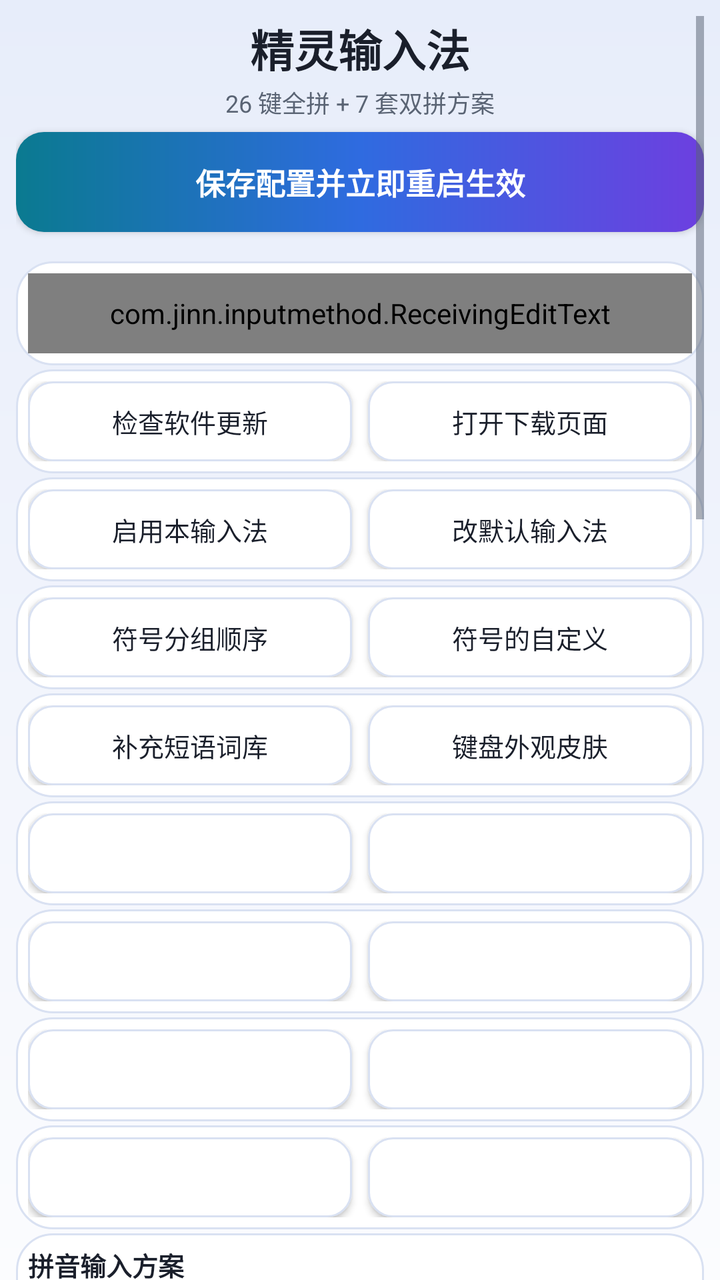
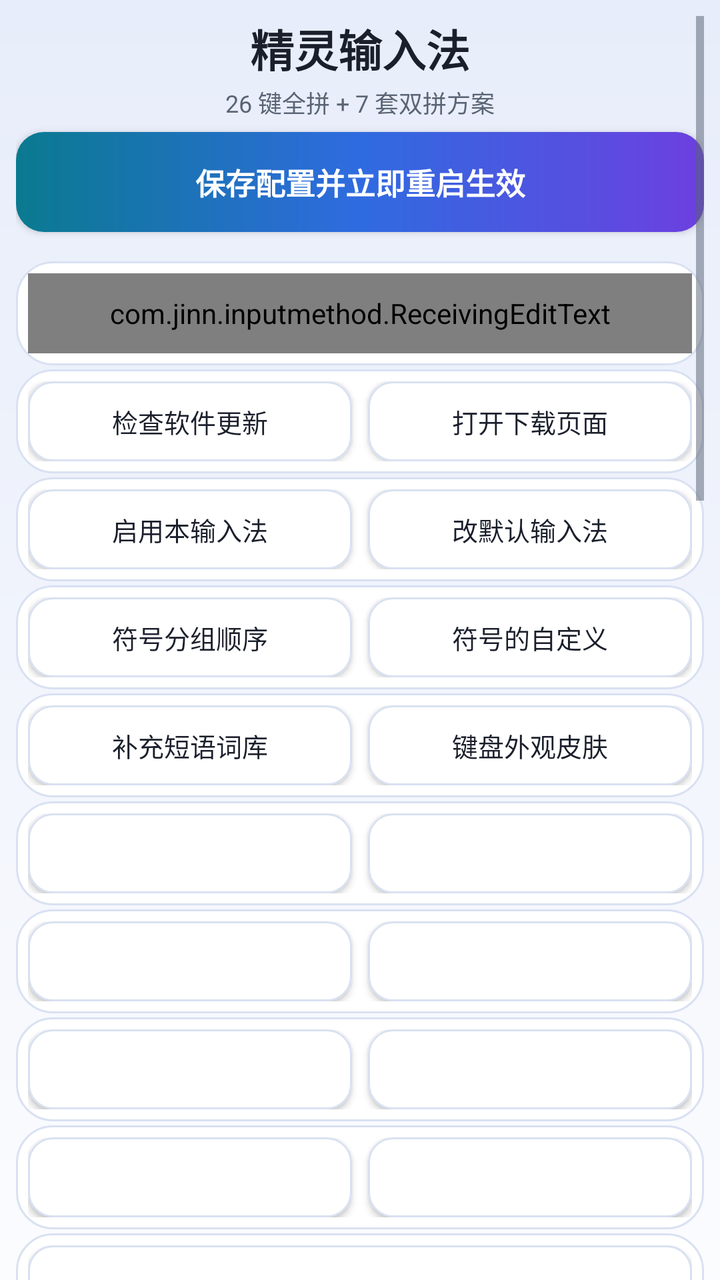

An Android layout rendered at two revisions. The XML below is the earlier revision; the diff shows what the commit changed to produce the second picture.
<!-- AndroidManifest.xml: application theme AppTheme -->
<!-- res/layout/activity_settings.xml -->
<?xml version="1.0" encoding="utf-8"?>
<ScrollView xmlns:android="http://schemas.android.com/apk/res/android"
    style="@style/PageRoot"
    xmlns:tools="http://schemas.android.com/tools"
    android:overScrollMode="never"
    tools:ignore="TooManyViews">

    <LinearLayout
        android:layout_width="match_parent"
        android:layout_height="wrap_content"
        android:orientation="vertical">

        
        <TextView
            style="@style/PageHeroTitle"
            android:text="@string/settings_title" />

        <TextView
            android:layout_width="match_parent"
            android:layout_height="wrap_content"
            android:layout_marginTop="2dp"
            android:layout_marginBottom="6dp"
            android:gravity="center"
            android:text="@string/settings_subtitle"
            android:textColor="@color/text_secondary"
            android:textSize="12sp" />

        
        <Button
            style="@style/SettingsButtonPrimary"
            android:id="@+id/btn_save"
            android:layout_marginBottom="0dp"
            android:text="@string/settings_save" />

        <TextView
            android:id="@+id/text_test"
            android:layout_width="match_parent"
            android:layout_height="wrap_content"
            android:layout_marginTop="-2dp"
            android:layout_marginBottom="0dp"
            android:gravity="center"
            android:textColor="@color/text_secondary"
            android:textSize="12sp" />

        
        <LinearLayout
            style="@style/SettingsCard">

            <com.jinn.inputmethod.ReceivingEditText
                style="@style/SettingsField"
                android:id="@+id/edit_ime_test"
                android:layout_width="match_parent"
                android:hint="@string/settings_ime_test_hint"
                android:importantForAutofill="no"
                android:imeOptions="actionDone"
                android:inputType="textMultiLine|textCapSentences"
                android:maxLines="3"/>
        </LinearLayout>

        
        <LinearLayout
            style="@style/SettingsCardRow">

            <Button
                style="@style/SettingsButton"
                android:id="@+id/btn_check_update"
                android:layout_width="0dp"
                android:layout_weight="1"
                android:minWidth="0dp"
                android:text="@string/settings_check_update" />

            <Button
                style="@style/SettingsButton"
                android:id="@+id/btn_update_download"
                android:layout_width="0dp"
                android:layout_marginStart="8dp"
                android:layout_weight="1"
                android:minWidth="0dp"
                android:text="@string/update_download_page" />
        </LinearLayout>

        
        <LinearLayout
            style="@style/SettingsCardRow">

            <Button
                style="@style/SettingsButton"
                android:id="@+id/btn_enable"
                android:layout_width="0dp"
                android:layout_weight="1"
                android:minWidth="0dp"
                android:text="@string/settings_enable_ime" />

            <Button
                style="@style/SettingsButton"
                android:id="@+id/btn_pick"
                android:layout_width="0dp"
                android:layout_marginStart="8dp"
                android:layout_weight="1"
                android:minWidth="0dp"
                android:text="@string/settings_pick_ime" />
        </LinearLayout>

        
        <LinearLayout
            style="@style/SettingsCardRow">

            <Button
                style="@style/SettingsButton"
                android:id="@+id/btn_symbol_order"
                android:layout_width="0dp"
                android:layout_weight="1"
                android:minWidth="0dp"
                android:text="@string/symbol_order_title" />

            <Button
                style="@style/SettingsButton"
                android:id="@+id/btn_edit_favorites"
                android:layout_width="0dp"
                android:layout_marginStart="8dp"
                android:layout_weight="1"
                android:minWidth="0dp"
                android:text="@string/favorite_entry_title" />
        </LinearLayout>

        
        <LinearLayout
            style="@style/SettingsCardRow">

            <Button
                style="@style/SettingsButton"
                android:id="@+id/btn_dict_expand"
                android:layout_width="0dp"
                android:layout_weight="1"
                android:minWidth="0dp"
                android:text="@string/dict_entry_button" />

            <Button
                style="@style/SettingsButton"
                android:id="@+id/btn_key_appearance"
                android:layout_width="0dp"
                android:layout_marginStart="8dp"
                android:layout_weight="1"
                android:minWidth="0dp"
                android:text="@string/key_appearance_entry" />
        </LinearLayout>

        
        <LinearLayout
            style="@style/SettingsCardRow">

            <Button
                style="@style/SettingsButton"
                android:id="@+id/btn_fuzzy_pinyin"
                android:layout_width="0dp"
                android:layout_weight="1"
                android:minWidth="0dp" />

            <Button
                style="@style/SettingsButton"
                android:id="@+id/btn_rare_chars"
                android:layout_width="0dp"
                android:layout_marginStart="8dp"
                android:layout_weight="1"
                android:minWidth="0dp" />
        </LinearLayout>

        
        <LinearLayout
            style="@style/SettingsCardRow">

            <Button
                style="@style/SettingsButton"
                android:id="@+id/btn_tap_sound"
                android:layout_width="0dp"
                android:layout_weight="1"
                android:minWidth="0dp" />

            <Button
                style="@style/SettingsButton"
                android:id="@+id/btn_clipboard_customize"
                android:layout_width="0dp"
                android:layout_marginStart="8dp"
                android:layout_weight="1"
                android:minWidth="0dp" />
        </LinearLayout>

        
        <LinearLayout
            style="@style/SettingsCardRow"
            android:baselineAligned="false">

            <Button
                style="@style/SettingsButton"
                android:id="@+id/btn_gallery_settings"
                android:layout_width="0dp"
                android:layout_weight="1"
                android:minWidth="0dp" />

            <Button
                style="@style/SettingsButton"
                android:id="@+id/btn_space_cursor"
                android:layout_width="0dp"
                android:layout_marginStart="8dp"
                android:layout_weight="1"
                android:minWidth="0dp" />
        </LinearLayout>

        
        <LinearLayout
            style="@style/SettingsCard"
            android:orientation="vertical">

            <LinearLayout
                android:layout_width="match_parent"
                android:layout_height="wrap_content"
                android:baselineAligned="false"
                android:orientation="horizontal">

                <Button
                    style="@style/SettingsButton"
                    android:id="@+id/btn_user_dict"
                    android:layout_width="0dp"
                    android:layout_weight="1"
                    android:minWidth="0dp" />

                <Button
                    style="@style/SettingsButton"
                    android:id="@+id/btn_storage_usage"
                    android:layout_width="0dp"
                    android:layout_marginStart="8dp"
                    android:layout_weight="1"
                    android:minWidth="0dp" />
            </LinearLayout>
        </LinearLayout>

        
        <LinearLayout
            style="@style/SettingsCard">

            <LinearLayout
                android:layout_width="match_parent"
                android:layout_height="wrap_content"
                android:orientation="vertical">

                    <TextView
                        style="@style/SettingsFieldTitle"
                        android:text="@string/settings_shuangpin_scheme" />

                    <com.jinn.inputmethod.UserAwareSpinner
                        style="@style/SettingsField"
                        android:id="@+id/spinner_shuangpin"
                        android:layout_width="match_parent"
                        android:layout_marginTop="2dp"
                        android:spinnerMode="dropdown"/>

                    <TextView
                        style="@style/CardHint"
                        android:layout_width="match_parent"
                        android:layout_height="wrap_content"
                        android:layout_marginTop="2dp"
                        android:paddingStart="4dp"
                        android:paddingEnd="4dp"
                        android:visibility="gone"
                        android:text="@string/settings_shuangpin_scheme_desc"/>
            </LinearLayout>

        </LinearLayout>

        
        <LinearLayout
            style="@style/SettingsCardRow"
            android:baselineAligned="false">

            <LinearLayout
                android:layout_width="0dp"
                android:layout_height="wrap_content"
                android:layout_weight="1"
                android:orientation="vertical">

                <Switch
                    android:id="@+id/switch_user_learning"
                    android:layout_width="match_parent"
                    android:layout_height="wrap_content"
                    android:minHeight="40dp"
                    android:maxLines="2"
                    android:ellipsize="end"
                    android:text="@string/switch_user_learning"
                    android:textColor="@color/text_primary"
                    android:textSize="13sp" />

                <TextView
                    style="@style/CardHint"
                    android:layout_width="match_parent"
                    android:layout_height="wrap_content"
                    android:paddingStart="8dp"
                    android:paddingEnd="8dp"
                    android:text="@string/switch_user_learning_desc"/>
            </LinearLayout>

            <LinearLayout
                android:layout_width="0dp"
                android:layout_height="wrap_content"
                android:layout_marginStart="8dp"
                android:layout_weight="1"
                android:orientation="vertical">

                <Switch
                    android:id="@+id/switch_predict"
                    android:layout_width="match_parent"
                    android:layout_height="wrap_content"
                    android:minHeight="40dp"
                    android:maxLines="2"
                    android:ellipsize="end"
                    android:text="@string/switch_predict"
                    android:textColor="@color/text_primary"
                    android:textSize="13sp" />

                <TextView
                    style="@style/CardHint"
                    android:layout_width="match_parent"
                    android:layout_height="wrap_content"
                    android:paddingStart="8dp"
                    android:paddingEnd="8dp"
                    android:text="@string/switch_predict_desc"/>
            </LinearLayout>
        </LinearLayout>

        
        <LinearLayout
            style="@style/SettingsCardRow"
            android:baselineAligned="false">

            <LinearLayout
                android:layout_width="0dp"
                android:layout_height="wrap_content"
                android:layout_weight="1"
                android:orientation="vertical">

                <Switch
                    android:id="@+id/switch_auto_show_keyboard"
                    android:layout_width="match_parent"
                    android:layout_height="wrap_content"
                    android:minHeight="40dp"
                    android:maxLines="2"
                    android:ellipsize="end"
                    android:text="@string/switch_auto_show_keyboard"
                    android:textColor="@color/text_primary"
                    android:textSize="13sp" />

                <TextView
                    style="@style/CardHint"
                    android:layout_width="match_parent"
                    android:layout_height="wrap_content"
                    android:paddingStart="8dp"
                    android:paddingEnd="8dp"
                    android:text="@string/switch_auto_show_keyboard_desc"/>
            </LinearLayout>

            <LinearLayout
                android:layout_width="0dp"
                android:layout_height="wrap_content"
                android:layout_marginStart="8dp"
                android:layout_weight="1"
                android:orientation="vertical">

                <Switch
                    android:id="@+id/switch_use_traditional"
                    android:layout_width="match_parent"
                    android:layout_height="wrap_content"
                    android:minHeight="40dp"
                    android:maxLines="2"
                    android:ellipsize="end"
                    android:textColor="@color/text_primary"
                    android:textSize="13sp" />

                <TextView
                    style="@style/CardHint"
                    android:id="@+id/text_use_traditional_desc"
                    android:layout_width="match_parent"
                    android:layout_height="wrap_content"
                    android:paddingStart="8dp"
                    android:paddingEnd="8dp"/>
            </LinearLayout>
        </LinearLayout>

        
        <LinearLayout
            style="@style/SettingsCard">

            <LinearLayout
                android:layout_width="match_parent"
                android:layout_height="wrap_content"
                android:gravity="center_vertical"
                android:orientation="horizontal">

                <TextView
                    android:layout_width="0dp"
                    android:layout_height="wrap_content"
                    android:layout_weight="1"
                    android:text="@string/settings_voice_input"
                    android:textColor="@color/text_primary"
                    android:textSize="13sp" />

                <Switch
                    android:id="@+id/switch_voice_input"
                    android:layout_width="wrap_content"
                    android:layout_height="wrap_content"
                    android:minHeight="40dp" />
            </LinearLayout>

            <TextView
                style="@style/CardHint"
                android:layout_width="match_parent"
                android:layout_height="wrap_content"
                android:layout_marginTop="2dp"
                android:text="@string/settings_voice_input_desc"/>
        </LinearLayout>

        
        <LinearLayout
            style="@style/SettingsCard"
            android:id="@+id/card_mic_permission">

            <TextView
                android:id="@+id/text_mic_state"
                android:layout_width="match_parent"
                android:layout_height="wrap_content"
                android:layout_marginBottom="4dp"
                android:text="@string/settings_grant_mic"
                android:textColor="@color/text_secondary"
                android:textSize="12sp" />

            <Button
                style="@style/SettingsButton"
                android:id="@+id/btn_grant"
                android:layout_width="match_parent"
                android:text="@string/settings_grant_mic" />
        </LinearLayout>

        
        <LinearLayout
            style="@style/SettingsCard"
            android:id="@+id/card_voice_server">

            <LinearLayout
                android:layout_width="match_parent"
                android:layout_height="wrap_content"
                android:baselineAligned="false"
                android:orientation="horizontal">

                <LinearLayout
                    android:layout_width="0dp"
                    android:layout_height="wrap_content"
                    android:layout_weight="2"
                    android:orientation="vertical">

                    <TextView
                        style="@style/SettingsLabel"
                        android:text="@string/settings_host" />

                    <EditText
                        style="@style/SettingsField"
                        android:id="@+id/edit_host"
                        android:layout_width="match_parent"
                        android:hint="@string/settings_host"
                        android:importantForAutofill="no"
                        android:inputType="textUri"
                        android:singleLine="true"/>
                </LinearLayout>

                <LinearLayout
                    android:layout_width="0dp"
                    android:layout_height="wrap_content"
                    android:layout_marginStart="8dp"
                    android:layout_weight="1"
                    android:orientation="vertical">

                    <TextView
                        style="@style/SettingsLabel"
                        android:text="@string/settings_port" />

                    <EditText
                        style="@style/SettingsField"
                        android:id="@+id/edit_port"
                        android:layout_width="match_parent"
                        android:hint="@string/settings_port"
                        android:importantForAutofill="no"
                        android:inputType="number"
                        android:singleLine="true"/>
                </LinearLayout>

                <LinearLayout
                    android:layout_width="0dp"
                    android:layout_height="wrap_content"
                    android:layout_marginStart="8dp"
                    android:layout_weight="1"
                    android:gravity="center_vertical"
                    android:orientation="vertical">

                    <TextView
                        style="@style/SettingsLabel"
                        android:text="@string/settings_lock" />

                    <CheckBox
                        android:id="@+id/check_lock_server"
                        android:layout_width="match_parent"
                        android:layout_height="40dp"
                        android:gravity="center"
                        android:buttonTint="@color/accent"
                        android:text="@string/settings_lock_short"
                        android:textColor="@color/text_primary"
                        android:textSize="12sp" />
                </LinearLayout>
            </LinearLayout>

            
            <LinearLayout
                android:layout_width="match_parent"
                android:layout_height="wrap_content"
                android:layout_marginTop="4dp"
                android:gravity="center_vertical"
                android:orientation="horizontal">

                <LinearLayout
                    android:layout_width="0dp"
                    android:layout_height="wrap_content"
                    android:layout_weight="1"
                    android:orientation="vertical">

                    <TextView
                        style="@style/SettingsLabel"
                        android:text="@string/settings_language" />

                    <com.jinn.inputmethod.UserAwareSpinner
                        style="@style/SettingsField"
                        android:id="@+id/spinner_language"
                        android:layout_width="match_parent"
                        android:spinnerMode="dropdown"/>
                </LinearLayout>

                <Space
                    android:layout_width="8dp"
                    android:layout_height="1dp" />

                <LinearLayout
                    android:layout_width="0dp"
                    android:layout_height="wrap_content"
                    android:layout_weight="1"
                    android:orientation="vertical">

                    <TextView
                        style="@style/SettingsLabel"
                        android:text="@string/settings_default_mode" />

                    <com.jinn.inputmethod.UserAwareSpinner
                        style="@style/SettingsField"
                        android:id="@+id/spinner_default_mode"
                        android:layout_width="match_parent"
                        android:spinnerMode="dropdown"/>
                </LinearLayout>
            </LinearLayout>

            <TextView
                style="@style/SettingsLabel"
                android:layout_marginTop="4dp"
                android:text="@string/settings_prompt" />

            <EditText
                style="@style/SettingsFieldMultiline"
                android:id="@+id/edit_prompt"
                android:layout_width="match_parent"
                android:hint="@string/settings_prompt"
                android:importantForAutofill="no"
                android:inputType="textMultiLine"
                android:minHeight="64dp"/>

            
            <LinearLayout
                android:layout_width="match_parent"
                android:layout_height="wrap_content"
                android:layout_marginTop="2dp"
                android:orientation="horizontal">

                <CheckBox
                    android:id="@+id/check_strip"
                    android:layout_width="0dp"
                    android:layout_height="wrap_content"
                    android:layout_weight="1"
                    android:text="@string/settings_strip_punc"
                    android:textColor="@color/text_primary"
                    android:textSize="12sp" />

                <CheckBox
                    android:id="@+id/check_composing"
                    android:layout_width="0dp"
                    android:layout_height="wrap_content"
                    android:layout_weight="1"
                    android:text="@string/settings_composing"
                    android:textColor="@color/text_primary"
                    android:textSize="12sp" />
            </LinearLayout>
        </LinearLayout>

        
        <LinearLayout
            style="@style/SettingsCard">

            <Switch
                android:id="@+id/switch_translate"
                android:layout_width="match_parent"
                android:layout_height="wrap_content"
                android:ellipsize="end"
                android:maxLines="2"
                android:minHeight="40dp"
                android:textColor="@color/text_primary"
                android:textSize="13sp" />

            <TextView
                style="@style/CardHint"
                android:id="@+id/text_translate_state"
                android:layout_width="match_parent"
                android:layout_height="wrap_content"
                android:layout_marginTop="2dp"
                />

            <Button
                style="@style/SettingsButton"
                android:id="@+id/btn_translate_settings"
                android:layout_width="match_parent"
                android:layout_marginTop="4dp" />
        </LinearLayout>

        
        <LinearLayout
            style="@style/SettingsCard">

            <LinearLayout
                android:layout_width="match_parent"
                android:layout_height="wrap_content"
                android:orientation="horizontal">

                <Button
                    style="@style/SettingsButton"
                    android:id="@+id/btn_config_export"
                    android:layout_width="0dp"
                    android:layout_weight="1"
                    android:minWidth="0dp" />

                <Button
                    style="@style/SettingsButton"
                    android:id="@+id/btn_config_import"
                    android:layout_width="0dp"
                    android:layout_marginStart="8dp"
                    android:layout_weight="1"
                    android:minWidth="0dp" />
            </LinearLayout>

            <TextView
                style="@style/CardHint"
                android:id="@+id/text_config_hint"
                android:layout_width="match_parent"
                android:layout_height="wrap_content"
                android:layout_marginTop="2dp"
                />
        </LinearLayout>

        
        <LinearLayout
            style="@style/SettingsCard">

            <Button
                style="@style/SettingsButton"
                android:id="@+id/btn_export_diag"
                android:layout_width="match_parent"
                android:minWidth="0dp"
                android:text="@string/settings_export_diag" />

            <TextView
                style="@style/CardHint"
                android:id="@+id/text_diag_dir"
                android:layout_width="match_parent"
                android:layout_height="wrap_content"
                android:layout_marginTop="2dp"
                android:singleLine="true"
                android:ellipsize="middle"/>
        </LinearLayout>

        

        
        <TextView
            android:layout_width="match_parent"
            android:layout_height="wrap_content"
            android:layout_marginTop="2dp"
            android:layout_marginBottom="6dp"
            android:gravity="center"
            android:text="@string/settings_usage"
            android:textColor="@color/text_secondary"
            android:textSize="12sp" />
    </LinearLayout>
</ScrollView>
<!-- resources referenced by this layout -->
<resources>
  <color name="accent">#2F6BE0</color>
  <color name="text_primary">#1A1F2B</color>
  <color name="text_secondary">#5A6474</color>
  <string name="dict_entry_button">补充短语词库</string>
  <string name="favorite_entry_title">符号的自定义</string>
  <string name="key_appearance_entry">键盘外观皮肤</string>
  <string name="settings_check_update">检查软件更新</string>
  <string name="settings_composing">语音文字实时回显</string>
  <string name="settings_default_mode">默认键盘样式</string>
  <string name="settings_enable_ime">启用本输入法</string>
  <string name="settings_export_diag">导出诊断数据</string>
  <string name="settings_grant_mic">授权麦克风</string>
  <string name="settings_host">NAS 地址</string>
  <string name="settings_ime_test_hint">点这里唤起键盘</string>
  <string name="settings_language">语言</string>
  <string name="settings_lock">固定</string>
  <string name="settings_lock_short">锁定</string>
  <string name="settings_pick_ime">改默认输入法</string>
  <string name="settings_port">端口</string>
  <string name="settings_prompt">提示词（人名 / 地名 / 术语，可留空）</string>
  <string name="settings_save">保存配置并立即重启生效</string>
  <string name="settings_shuangpin_scheme">拼音输入方案</string>
  <string name="settings_shuangpin_scheme_desc">双拼时键面显示韵母</string>
  <string name="settings_strip_punc">去句尾标点</string>
  <string name="settings_subtitle">26 键全拼 + 7 套双拼方案</string>
  <string name="settings_title">精灵输入法</string>
  <string name="settings_usage">拼音键盘：26 键全拼 / 双拼（7 套方案），空格选词。\n长串拼音打错了：点候选栏右侧的 ✕ 可整串清掉\n「删除键」双击再长按，清空整个输入框。\n拼音键盘按下的字母，按回车直接输出英文。\n启用语音输入之后,长按空格键即可进入语音功能页面\n作者 https://github.com/yezijinn</string>
  <string name="settings_voice_input">语音输入转文字,要自建服务器</string>
  <string name="settings_voice_input_desc">关闭时语音完全停用（不占用内存、长按空格无效）</string>
  <string name="switch_auto_show_keyboard">自动唤起键盘</string>
  <string name="switch_auto_show_keyboard_desc">关闭后不再弹出键盘</string>
  <string name="switch_predict">追加候选词语</string>
  <string name="switch_predict_desc">额外显示后续的词</string>
  <string name="switch_user_learning">用户词频学习</string>
  <string name="switch_user_learning_desc">记住常选的词，下次放前排</string>
  <string name="symbol_order_title">符号分组顺序</string>
  <string name="update_download_page">打开下载页面</string>
  <style name="CardHint">
          <item name="android:layout_width">match_parent</item>
          <item name="android:layout_height">wrap_content</item>
          <item name="android:textColor">@color/text_secondary</item>
          <item name="android:textSize">11sp</item>
      </style>
  <style name="SettingsCardRow" parent="SettingsCard">
          <item name="android:orientation">horizontal</item>
          <item name="android:padding">6dp</item>
      </style>
  <style name="SettingsFieldMultiline" parent="SettingsField">
          <item name="android:layout_height">wrap_content</item>
          <item name="android:gravity">top|start</item>
          <item name="android:minLines">2</item>
          <item name="android:padding">12dp</item>
      </style>
  <style name="SettingsFieldTitle">
          <item name="android:layout_width">match_parent</item>
          <item name="android:layout_height">wrap_content</item>
          <item name="android:textColor">@color/text_primary</item>
          <item name="android:textSize">13sp</item>
          <item name="android:textStyle">bold</item>
      </style>
  <color name="text_on_accent">#FFFFFF</color>
  <color name="app_bg">#F5F7FB</color>
  <color name="nav_bar">#1A1F2B</color>
  <color name="aurora_bg_top">#E7EDFA</color>
  <color name="aurora_bg_mid">#F1F4FC</color>
  <color name="aurora_bg_bottom">#FBFCFE</color>
  <color name="ripple_on_surface">#1A000000</color>
  <color name="btn_secondary_bg">#FFFFFF</color>
  <color name="card_stroke">#D9E1F2</color>
  <color name="ripple_on_accent">#33FFFFFF</color>
  <color name="aurora_cyan">#0A7A90</color>
  <color name="aurora_blue">#2F6BE0</color>
  <color name="aurora_purple">#6D3FE0</color>
  <color name="card_bg">#FFFFFF</color>
  <color name="field_bg">#F1F4FC</color>
  <!-- unchanged entries left out for length: 14 -->
</resources>

<!-- the commit's change to res/layout/activity_settings.xml (unified diff, before → after) -->
@@ -232,6 +232,18 @@
                     android:layout_weight="1"
                     android:minWidth="0dp" />
             </LinearLayout>
+        </LinearLayout>
+
+        
+        <LinearLayout
+            style="@style/SettingsCard">
+
+            <Button
+                style="@style/SettingsButton"
+                android:id="@+id/btn_floating_keyboard"
+                android:layout_width="match_parent"
+                android:layout_height="wrap_content"
+                android:minWidth="0dp" />
         </LinearLayout>
 
         
